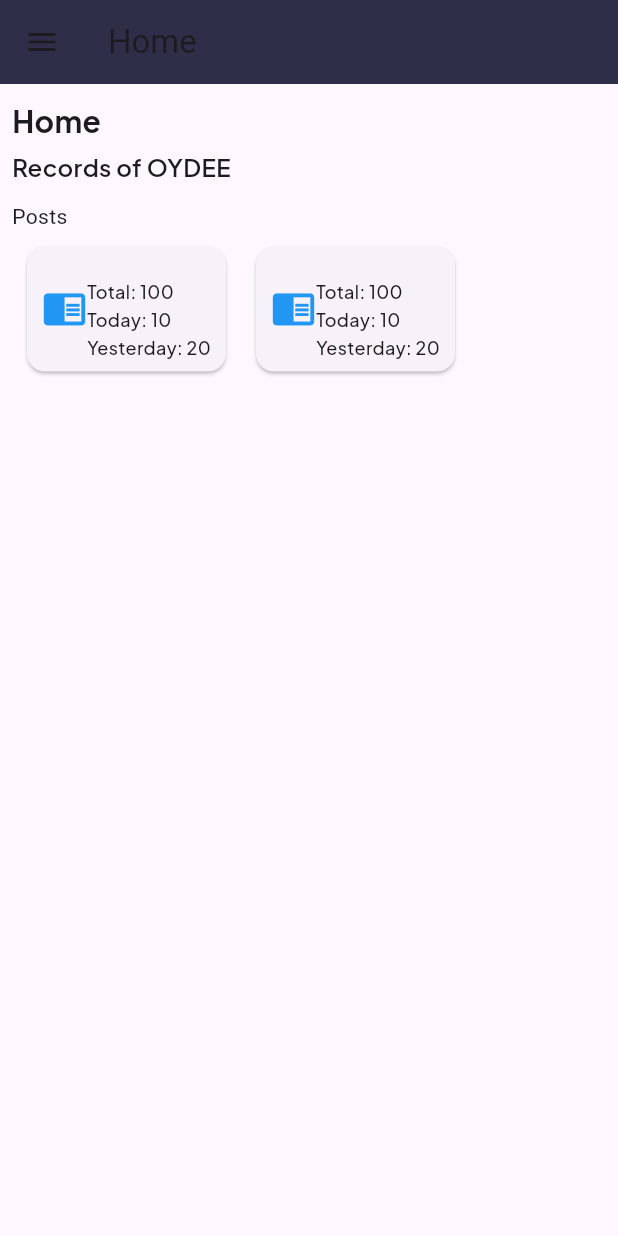
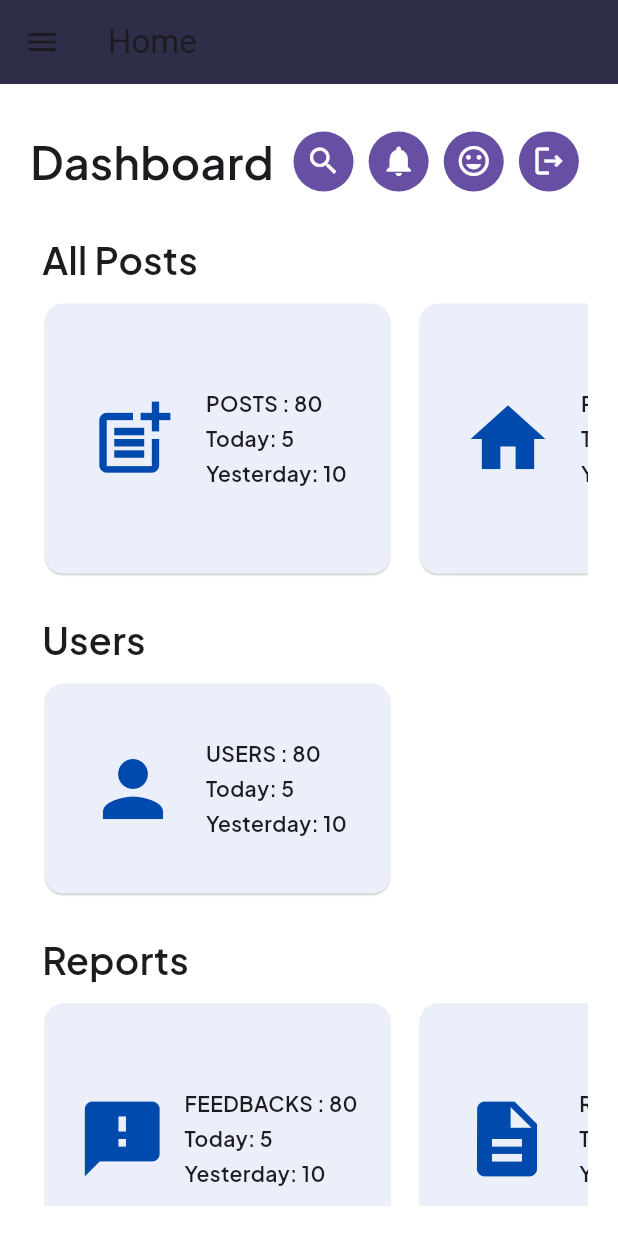
Before and after one commit to shreeecreation/oydee-dash, a Flutter app: the HomePage screen opened by its route, on a phone screen of 412 x 824 dp. Run offline on Flutter 3.47's test engine with Material 3 defaults, Android fonts, the phone set to English and light mode, and no system bars; our stand-ins replace auto_route, cached_network_image, dio, flutter_screenutil, flutter_svg, freezed_annotation and 7 more.

Commit message:
feat : working on dashboard

```diff
--- a/lib/src/core/theme/app_colors.dart
+++ b/lib/src/core/theme/app_colors.dart
@@ -35,6 +35,7 @@ abstract class AppColors {
   static const fadedBlack = Color(0x0000000D);
   static const dividerColor = Color(0xff7472E0);
   static const Color lightPrimary = Color(0xff09A8C8);
+  static const Color tileColor = Color(0xFFF8F9FB);
 
   static const Color softPrimary = Color(0xff150B3D);
 
--- /dev/null
+++ b/lib/src/features/dashboard/domain/enum/feed_type_enum.dart
@@ -0,0 +1 @@
+enum FeedType { post, room, job, ads }
--- a/lib/src/features/dashboard/pages/home_page.dart
+++ b/lib/src/features/dashboard/pages/home_page.dart
@@ -74,6 +74,9 @@ class HomeSideMenu extends StatelessWidget {
           case 0:
             return HomeView();
 
+          case 1:
+            return PostsView();
+
           default:
             return const LoginPage();
         }
--- a/lib/src/features/dashboard/pages/home_view.dart
+++ b/lib/src/features/dashboard/pages/home_view.dart
@@ -8,125 +8,145 @@ class HomeView extends StatelessWidget {
   @override
   Widget build(BuildContext context) {
     return Scaffold(
+      backgroundColor: AppColors.white,
       body: Padding(
-        padding: const EdgeInsets.all(8.0),
+        padding: const EdgeInsets.all(20.0),
         child: SingleChildScrollView(
           child: Column(
             crossAxisAlignment: CrossAxisAlignment.start,
             children: [
               10.verticalSpace,
+              Row(
+                mainAxisAlignment: MainAxisAlignment.spaceBetween,
+                children: [
                   Text(
-                "Home",
-                style: AppTextStyles.text20PxBold,
+                    "Dashboard",
+                    style: AppTextStyles.text30PxSemiBold,
+                  ),
+                  Row(
+                    children: [
+                      IconButton.filled(onPressed: () {}, icon: const Icon(Icons.search)),
+                      10.horizontalSpace,
+                      IconButton.filled(onPressed: () {}, icon: const Icon(Icons.notifications)),
+                      10.horizontalSpace,
+                      IconButton.filled(onPressed: () {}, icon: const Icon(Icons.mood_rounded)),
+                      10.horizontalSpace,
+                      IconButton.filled(onPressed: () {}, icon: const Icon(Icons.logout_outlined)),
+                      10.horizontalSpace,
+                    ],
+                  ),
+                ],
+              ),
+              30.verticalSpace,
+              Padding(
+                padding: const EdgeInsets.all(8.0),
+                child: Text(
+                  "All Posts",
+                  style: AppTextStyles.text25PxSemiBold,
+                ),
+              ),
+              SizedBox(
+                height: 200,
+                child: ListView.builder(
+                  shrinkWrap: true,
+                  itemCount: 3,
+                  scrollDirection: Axis.horizontal,
+                  itemBuilder: (context, index) {
+                    return HomeCard(
+                      index: index,
+                    );
+                  },
+                ),
               ),
               20.verticalSpace,
-              Text(
-                'Records of OYDEE',
-                style: AppTextStyles.text16PxSemiBold,
+              Padding(
+                padding: const EdgeInsets.all(8.0),
+                child: Text(
+                  "Users",
+                  style: AppTextStyles.text25PxSemiBold,
                 ),
+              ),
+              const HomeCard(index: 3),
               20.verticalSpace,
-              Text("Posts"),
-              // ListView.builder(
-              //     shrinkWrap: true,
-              //     itemBuilder: (context, index) {
-              //       return Card(
-              //         child: ListTile(
-              //           leading: Icon(
-              //             getIconData(records.keys.elementAt(index)),
-              //             color: getColor(records.keys.elementAt(index)),
-              //           ),
-              //           title: Text(records.keys.elementAt(index)),
-              //           subtitle: Column(
-              //             crossAxisAlignment: CrossAxisAlignment.start,
-              //             children: [
-              //               Text("Total: ${records[records.keys.elementAt(index)]["total"]}"),
-              //               Text("Today: ${records[records.keys.elementAt(index)]["today"]}"),
-              //               Text("Yesterday: ${records[records.keys.elementAt(index)]["yesterday"]}"),
-              //             ],
-              //           ),
-              //         ),
-              //       );
-              //     },
-              //     itemCount: records.length),
+              Padding(
+                padding: const EdgeInsets.all(8.0),
+                child: Text(
+                  "Reports",
+                  style: AppTextStyles.text25PxSemiBold,
+                ),
+              ),
+              SizedBox(
+                height: 200,
+                child: ListView.builder(
+                  shrinkWrap: true,
+                  itemCount: 2,
+                  scrollDirection: Axis.horizontal,
+                  itemBuilder: (context, index) {
+                    return HomeCard(
+                      index: index + 4,
+                    );
+                  },
+                ),
+              ),
+            ],
+          ),
+        ),
+      ),
+    );
+  }
+}
 
-              Row(
-                children: [
-                  Card(
+class HomeCard extends StatelessWidget {
+  const HomeCard({
+    super.key,
+    required this.index,
+  });
+  final int index;
+
+  @override
+  Widget build(BuildContext context) {
+    return SizedBox(
+      height: 160,
+      width: 250,
+      child: Card(
+        elevation: 0.5,
+        color: AppColors.brandBackground,
         margin: const EdgeInsets.all(10),
         child: Padding(
           padding: const EdgeInsets.all(10),
-                      child: Row(
+          child: Column(
+            mainAxisAlignment: MainAxisAlignment.center,
+            children: [
+              Row(
+                crossAxisAlignment: CrossAxisAlignment.start,
                 mainAxisAlignment: MainAxisAlignment.spaceEvenly,
                 children: [
                   Icon(
-                            size: 30,
-                            getIconData(records.keys.elementAt(0)),
-                            color: getColor(records.keys.elementAt(0)),
+                    size: 60,
+                    getIconData(records.keys.elementAt(index)),
+                    color: AppColors.primary,
                   ),
                   Column(
                     crossAxisAlignment: CrossAxisAlignment.start,
-                            mainAxisAlignment: MainAxisAlignment.center,
                     children: [
-                              20.verticalSpace,
                       Text(
-                                "Total: ${records[records.keys.elementAt(0)]["total"]}",
-                                style: AppTextStyles.text12PxMedium,
+                        "${records.keys.elementAt(index).toUpperCase()} : ${records[records.keys.elementAt(1)]["total"]}",
+                        style: AppTextStyles.text14PxSemiBold,
                       ),
-                              10.verticalSpace,
+                      15.verticalSpace,
                       Text(
-                                "Today: ${records[records.keys.elementAt(0)]["today"]}",
-                                style: AppTextStyles.text12PxMedium,
+                        "Today: ${records[records.keys.elementAt(1)]["today"]}",
+                        style: AppTextStyles.text14PxSemiBold,
                       ),
-                              10.verticalSpace,
+                      15.verticalSpace,
                       Text(
-                                "Yesterday: ${records[records.keys.elementAt(0)]["yesterday"]}",
-                                style: AppTextStyles.text12PxMedium,
+                        "Yesterday: ${records[records.keys.elementAt(1)]["yesterday"]}",
+                        style: AppTextStyles.text14PxSemiBold,
                       ),
                     ],
                   ),
                 ],
               ),
-                    ),
-                  ),
-                  Card(
-                    margin: const EdgeInsets.all(10),
-                    child: Padding(
-                      padding: const EdgeInsets.all(10),
-                      child: Row(
-                        mainAxisAlignment: MainAxisAlignment.spaceEvenly,
-                        children: [
-                          Icon(
-                            size: 30,
-                            getIconData(records.keys.elementAt(0)),
-                            color: getColor(records.keys.elementAt(0)),
-                          ),
-                          Column(
-                            crossAxisAlignment: CrossAxisAlignment.start,
-                            mainAxisAlignment: MainAxisAlignment.center,
-                            children: [
-                              20.verticalSpace,
-                              Text(
-                                "Total: ${records[records.keys.elementAt(0)]["total"]}",
-                                style: AppTextStyles.text12PxMedium,
-                              ),
-                              10.verticalSpace,
-                              Text(
-                                "Today: ${records[records.keys.elementAt(0)]["today"]}",
-                                style: AppTextStyles.text12PxMedium,
-                              ),
-                              10.verticalSpace,
-                              Text(
-                                "Yesterday: ${records[records.keys.elementAt(0)]["yesterday"]}",
-                                style: AppTextStyles.text12PxMedium,
-                              ),
-                            ],
-                          ),
-                        ],
-                      ),
-                    ),
-                  ),
-                ],
-              )
             ],
           ),
         ),
@@ -146,6 +166,11 @@ Map<String, dynamic> records = {
     "today": "5",
     "yesterday": "10",
   },
+  "jobs": {
+    "total": "1100",
+    "today": "100",
+    "yesterday": "221",
+  },
   "users": {
     "total": "1000",
     "today": "5",
@@ -161,21 +186,16 @@ Map<String, dynamic> records = {
     "today": "5",
     "yesterday": "10",
   },
-  "jobs": {
-    "total": "1100",
-    "today": "100",
-    "yesterday": "221",
-  },
 };
 
 IconData getIconData(String key) {
   IconData iconData;
   switch (key) {
     case "posts":
-      iconData = Icons.chrome_reader_mode;
+      iconData = Icons.post_add;
       break;
     case "rooms":
-      iconData = Icons.hotel;
+      iconData = Icons.home;
       break;
     case "users":
       iconData = Icons.person;
@@ -195,31 +215,3 @@ IconData getIconData(String key) {
   }
   return iconData;
 }
-
-Color getColor(String key) {
-  Color color;
-  switch (key) {
-    case "posts":
-      color = Colors.blue;
-      break;
-    case "rooms":
-      color = Colors.green;
-      break;
-    case "users":
-      color = Colors.orange;
-      break;
-    case "feedbacks":
-      color = Colors.purple;
-      break;
-    case "reports":
-      color = Colors.red;
-      break;
-    case "jobs":
-      color = Colors.deepPurple;
-      break;
-    default:
-      color = Colors.grey;
-      break;
-  }
-  return color;
-}
--- a/pubspec.yaml
+++ b/pubspec.yaml
@@ -34,6 +34,7 @@ dependencies:
 
   get_it: any
   injectable: any
+  freezed_annotation: ^2.4.1
 dev_dependencies:
   flutter_test:
     sdk: flutter
```
Also changed, not shown: lib/src/features/auth/domain/dto/response/user_response.dart (added, +50 -0 lines), lib/src/features/dashboard/domain/dto/request/image_model.dart (added, +14 -0 lines), lib/src/features/dashboard/domain/dto/response/feed_model.dart (added, +22 -0 lines), lib/src/features/dashboard/pages/posts_view.dart (+10 -0 lines), lib/src/features/dashboard/widgets/home_page_sidebar.dart (+8 -0 lines), lib/src/features/auth/domain/dto/response/user_response.freezed.dart (added), lib/src/features/auth/domain/dto/response/user_response.g.dart (added), lib/src/features/dashboard/domain/dto/request/image_model.freezed.dart (added), lib/src/features/dashboard/domain/dto/request/image_model.g.dart (added), lib/src/features/dashboard/domain/dto/response/feed_model.freezed.dart (added), lib/src/features/dashboard/domain/dto/response/feed_model.g.dart (added), pubspec.lock. Lines whose indentation alone changed are shown as unchanged.
